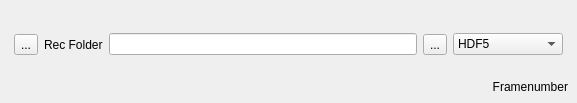
The window that playbackdialog.ui (SamDehaeck/GigaViewer) describes before a commit, drawn with Qt 5.
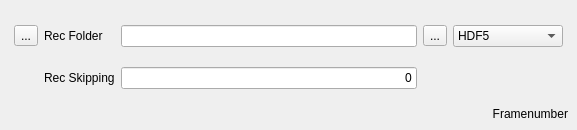
The same window after the commit. The open tabs and pages were chosen to show the change. Icons and pictures are not drawn.

Commit message:
Skipping images while recording is enabled
* Not recording all images to disk which are shown on screen is now
possible. This would enable for instance a fast real time processing of
images with a lower recording frequency.
* To this end, a new field is available in the recording settings dialog.
* The skip value implies 1 taken and x skipped => 1 in (x+1) images
recorded => deltaT= (x+1)*dT

Diff of the .ui file:
```diff
--- a/playbackdialog.ui
+++ b/playbackdialog.ui
@@ -7,7 +7,7 @@
     <x>0</x>
     <y>0</y>
     <width>577</width>
-    <height>103</height>
+    <height>130</height>
    </rect>
   </property>
   <property name="windowTitle">
@@ -301,7 +301,7 @@
            </layout>
           </widget>
           <widget class="QWidget" name="page_2">
-           <layout class="QHBoxLayout" name="horizontalLayout_4">
+           <layout class="QGridLayout" name="gridLayout">
             <property name="leftMargin">
              <number>5</number>
             </property>
@@ -314,7 +314,7 @@
             <property name="bottomMargin">
              <number>2</number>
             </property>
-            <item>
+            <item row="0" column="0">
              <widget class="QToolButton" name="backButton">
               <property name="text">
                <string>...</string>
@@ -331,38 +331,14 @@
               </property>
              </widget>
             </item>
-            <item>
+            <item row="0" column="1">
              <widget class="QLabel" name="label_2">
               <property name="text">
                <string>Rec Folder</string>
               </property>
              </widget>
             </item>
-            <item>
-             <widget class="QLineEdit" name="RecFolder">
-              <property name="text">
-               <string/>
-              </property>
-             </widget>
-            </item>
-            <item>
-             <widget class="QToolButton" name="toolButton">
-              <property name="text">
-               <string>...</string>
-              </property>
-              <property name="icon">
-               <iconset resource="icons.qrc">
-                <normaloff>:/new/png/icons/gtk-open.png</normaloff>:/new/png/icons/gtk-open.png</iconset>
-              </property>
-              <property name="iconSize">
-               <size>
-                <width>32</width>
-                <height>32</height>
-               </size>
-              </property>
-             </widget>
-            </item>
-            <item>
+            <item row="0" column="4">
              <widget class="QComboBox" name="codecBox">
               <property name="minimumSize">
                <size>
@@ -415,6 +391,47 @@
               </item>
              </widget>
             </item>
+            <item row="0" column="2">
+             <widget class="QLineEdit" name="RecFolder">
+              <property name="text">
+               <string/>
+              </property>
+             </widget>
+            </item>
+            <item row="0" column="3">
+             <widget class="QToolButton" name="toolButton">
+              <property name="text">
+               <string>...</string>
+              </property>
+              <property name="icon">
+               <iconset resource="icons.qrc">
+                <normaloff>:/new/png/icons/gtk-open.png</normaloff>:/new/png/icons/gtk-open.png</iconset>
+              </property>
+              <property name="iconSize">
+               <size>
+                <width>32</width>
+                <height>32</height>
+               </size>
+              </property>
+             </widget>
+            </item>
+            <item row="1" column="1">
+             <widget class="QLabel" name="label_3">
+              <property name="text">
+               <string>Rec Skipping</string>
+              </property>
+             </widget>
+            </item>
+            <item row="1" column="2">
+             <widget class="QLineEdit" name="recSkippingEdit">
+              <property name="text">
+               <string>0</string>
+              </property>
+              <property name="alignment">
+               <set>Qt::AlignRight|Qt::AlignTrailing|Qt::AlignVCenter</set>
+              </property>
+             </widget>
+            </item>
            </layout>
           </widget>
          </widget>
```
The commit also changes 7 other files.
